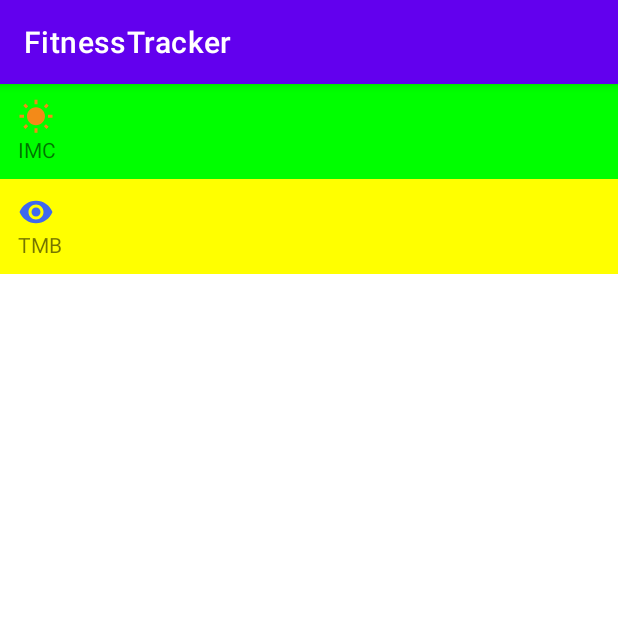
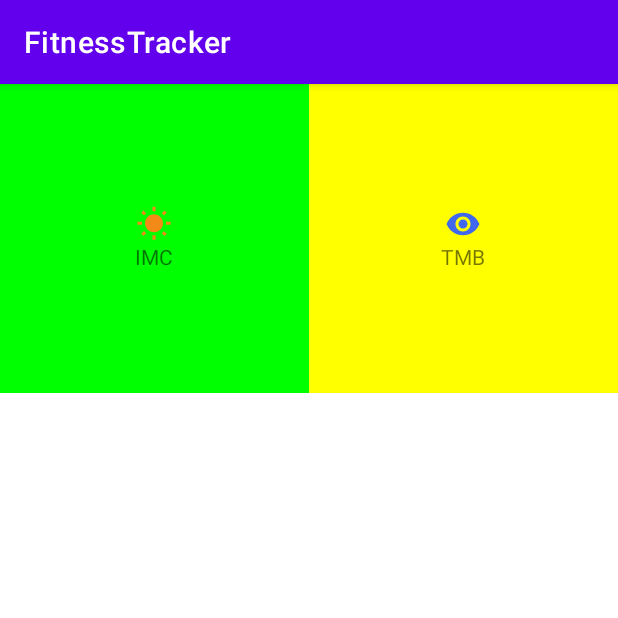
Before and after one commit to maatheux/fitness-app, an Android app: the screen it shows after launch (MainActivity), on a phone screen of 412 x 824 dp, the top half of it. Run offline under Robolectric (Android 15) with nearby library versions, the phone set to English and light mode, and no system bars.

```diff
--- a/app/src/main/java/com/example/appfitness/MainActivity.kt
+++ b/app/src/main/java/com/example/appfitness/MainActivity.kt
@@ -9,6 +9,7 @@ import android.widget.Button
 import android.widget.ImageView
 import android.widget.LinearLayout
 import android.widget.TextView
+import androidx.recyclerview.widget.GridLayoutManager
 import androidx.recyclerview.widget.LinearLayoutManager
 import androidx.recyclerview.widget.RecyclerView
 
@@ -31,7 +32,7 @@ class MainActivity : AppCompatActivity() {
         )
         mainItems.add(
             MainItem(
-                id = 1,
+                id = 2,
                 drawableId = R.drawable.ic_baseline_remove_red_eye_24,
                 textStringId = R.string.label_tmb,
                 colorId = Color.YELLOW
@@ -41,7 +42,7 @@ class MainActivity : AppCompatActivity() {
         val adapter = MainAdapter(mainItems)
         rvMain = findViewById(R.id.rv_main)
         rvMain.adapter = adapter
-        rvMain.layoutManager = LinearLayoutManager(this)
+        rvMain.layoutManager = GridLayoutManager(this, 2)
 
 
     }
@@ -65,7 +66,7 @@ class MainActivity : AppCompatActivity() {
 
     private class MainViewHolder(itemView: View) : RecyclerView.ViewHolder(itemView) {
         fun bind(item: MainItem) {
-            val itemContainerImc: LinearLayout = itemView as LinearLayout // itemView referencia ao proprio main_item
+            val itemContainerImc: LinearLayout = itemView.findViewById(R.id.item_container_imc)
             val itemImageIcon: ImageView = itemView.findViewById(R.id.item_img_icon)
             val itemTextName: TextView = itemView.findViewById(R.id.item_txt_name)
 
--- a/app/src/main/res/layout/main_item.xml
+++ b/app/src/main/res/layout/main_item.xml
@@ -1,13 +1,20 @@
 <?xml version="1.0" encoding="utf-8"?>
-<LinearLayout xmlns:android="http://schemas.android.com/apk/res/android"
+<androidx.constraintlayout.widget.ConstraintLayout xmlns:android="http://schemas.android.com/apk/res/android"
     xmlns:app="http://schemas.android.com/apk/res-auto"
     xmlns:tools="http://schemas.android.com/tools"
+    android:layout_width="match_parent"
+    android:layout_height="wrap_content" >
+
+    <LinearLayout
         android:id="@+id/item_container_imc"
         android:layout_width="match_parent"
-    android:layout_height="wrap_content"
+        android:layout_height="0dp"
         android:orientation="vertical"
         android:paddingHorizontal="12dp"
         android:paddingVertical="10dp"
+        android:gravity="center"
+        app:layout_constraintTop_toTopOf="parent"
+        app:layout_constraintDimensionRatio="1:1"
         tools:background="@color/colorLigthGray">
 
         <ImageView
@@ -23,3 +30,5 @@
             tools:text="@string/label_imc" />
 
     </LinearLayout>
+
+</androidx.constraintlayout.widget.ConstraintLayout>
```
Lines whose indentation alone changed are shown as unchanged.
